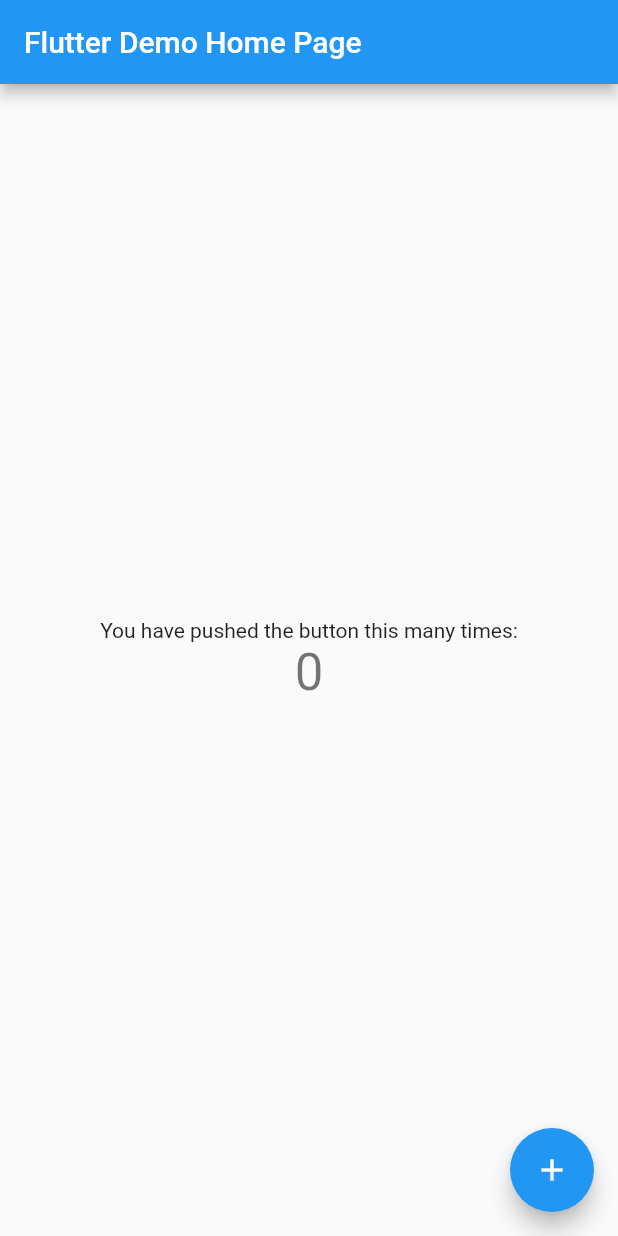
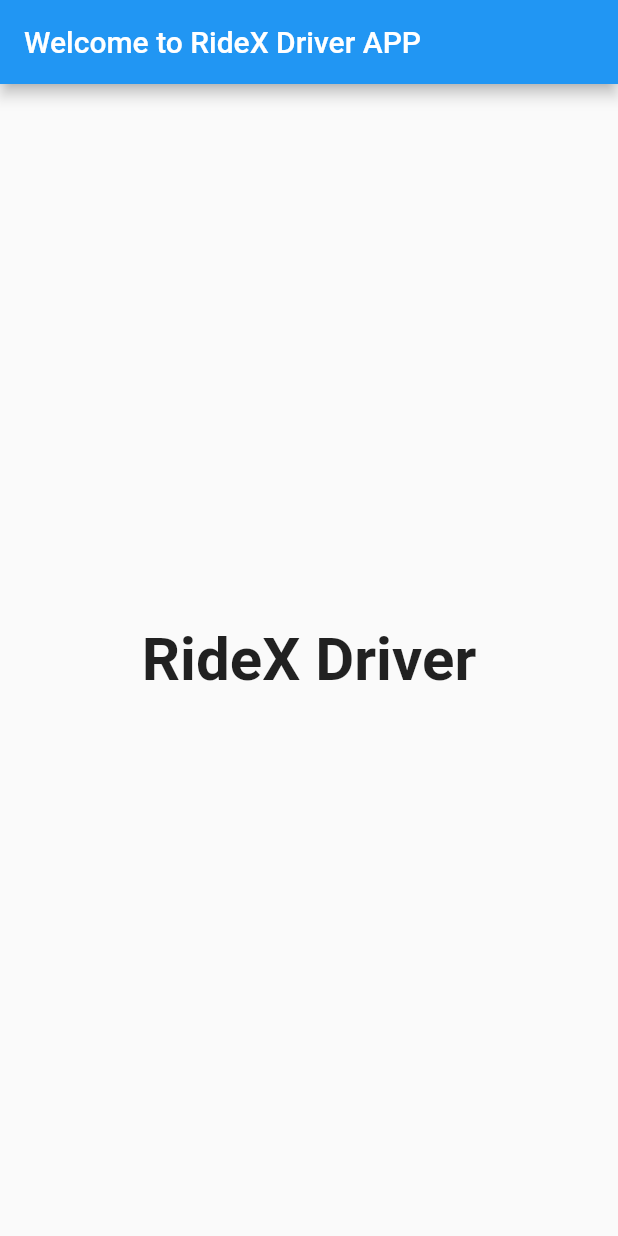
Before and after one commit to rideXmora/Driver-app, a Flutter app: the screen it shows after launch, on a phone screen of 412 x 824 dp. Run offline on Flutter 3.47's test engine with Material 2 defaults, Android fonts, the phone set to English and light mode, and no system bars.

Commit message:
firebase initialization / main page code clean / web icons deleted

```diff
--- a/driver_app/lib/main.dart
+++ b/driver_app/lib/main.dart
@@ -1,3 +1,5 @@
+import 'dart:ui';
+
 import 'package:flutter/material.dart';
 
 void main() {
@@ -9,105 +11,38 @@ class MyApp extends StatelessWidget {
   @override
   Widget build(BuildContext context) {
     return MaterialApp(
-      title: 'Flutter Demo',
+      title: 'RideX Driver APP',
+      debugShowCheckedModeBanner: false,
       theme: ThemeData(
-        // This is the theme of your application.
-        //
-        // Try running your application with "flutter run". You'll see the
-        // application has a blue toolbar. Then, without quitting the app, try
-        // changing the primarySwatch below to Colors.green and then invoke
-        // "hot reload" (press "r" in the console where you ran "flutter run",
-        // or simply save your changes to "hot reload" in a Flutter IDE).
-        // Notice that the counter didn't reset back to zero; the application
-        // is not restarted.
         primarySwatch: Colors.blue,
       ),
-      home: MyHomePage(title: 'Flutter Demo Home Page'),
+      home: MyHomePage(),
     );
   }
 }
 
 class MyHomePage extends StatefulWidget {
-  MyHomePage({Key? key, required this.title}) : super(key: key);
-
-  // This widget is the home page of your application. It is stateful, meaning
-  // that it has a State object (defined below) that contains fields that affect
-  // how it looks.
-
-  // This class is the configuration for the state. It holds the values (in this
-  // case the title) provided by the parent (in this case the App widget) and
-  // used by the build method of the State. Fields in a Widget subclass are
-  // always marked "final".
-
-  final String title;
+  MyHomePage({Key? key}) : super(key: key);
 
   @override
   _MyHomePageState createState() => _MyHomePageState();
 }
 
 class _MyHomePageState extends State<MyHomePage> {
-  int _counter = 0;
-
-  void _incrementCounter() {
-    setState(() {
-      // This call to setState tells the Flutter framework that something has
-      // changed in this State, which causes it to rerun the build method below
-      // so that the display can reflect the updated values. If we changed
-      // _counter without calling setState(), then the build method would not be
-      // called again, and so nothing would appear to happen.
-      _counter++;
-    });
-  }
-
   @override
   Widget build(BuildContext context) {
-    // This method is rerun every time setState is called, for instance as done
-    // by the _incrementCounter method above.
-    //
-    // The Flutter framework has been optimized to make rerunning build methods
-    // fast, so that you can just rebuild anything that needs updating rather
-    // than having to individually change instances of widgets.
     return Scaffold(
       appBar: AppBar(
-        // Here we take the value from the MyHomePage object that was created by
-        // the App.build method, and use it to set our appbar title.
-        title: Text(widget.title),
+        title: Text("Welcome to RideX Driver APP"),
       ),
       body: Center(
-        // Center is a layout widget. It takes a single child and positions it
-        // in the middle of the parent.
-        child: Column(
-          // Column is also a layout widget. It takes a list of children and
-          // arranges them vertically. By default, it sizes itself to fit its
-          // children horizontally, and tries to be as tall as its parent.
-          //
-          // Invoke "debug painting" (press "p" in the console, choose the
-          // "Toggle Debug Paint" action from the Flutter Inspector in Android
-          // Studio, or the "Toggle Debug Paint" command in Visual Studio Code)
-          // to see the wireframe for each widget.
-          //
-          // Column has various properties to control how it sizes itself and
-          // how it positions its children. Here we use mainAxisAlignment to
-          // center the children vertically; the main axis here is the vertical
-          // axis because Columns are vertical (the cross axis would be
-          // horizontal).
-          mainAxisAlignment: MainAxisAlignment.center,
-          children: <Widget>[
-            Text(
-              'You have pushed the button this many times:',
-            ),
-            Text(
-              '$_counter',
-              style: Theme.of(context).textTheme.headline4,
-            ),
-          ],
+          child: Text(
+        "RideX Driver",
+        style: TextStyle(
+          fontSize: 40,
+          fontWeight: FontWeight.w700,
         ),
-      ),
-      floatingActionButton: FloatingActionButton(
-        onPressed: _incrementCounter,
-        tooltip: 'Increment',
-        child: Icon(Icons.add),
-      ), // This trailing comma makes auto-formatting nicer for build methods.
+      )),
     );
   }
 }
```
Also changed, not shown: 5 other files.
